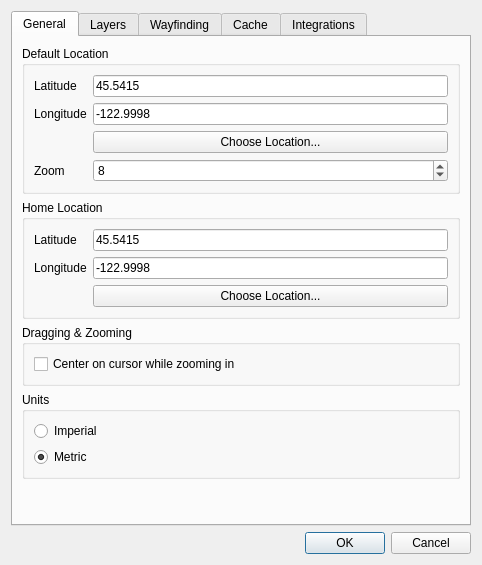
Qt form settingsdialog.ui (archnemesis/OSMExplorer) before a commit.
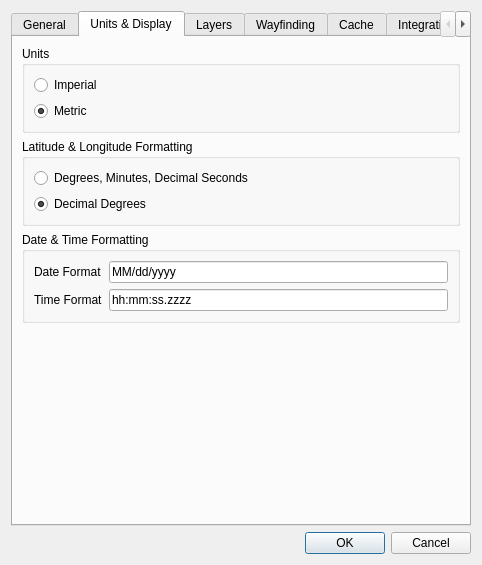
The same form after that commit. The open tabs and pages were chosen to show the change.

The edit to the form file:
```diff
--- a/settingsdialog.ui
+++ b/settingsdialog.ui
@@ -155,6 +155,26 @@
         </widget>
        </item>
        <item>
+        <spacer name="verticalSpacer">
+         <property name="orientation">
+          <enum>Qt::Vertical</enum>
+         </property>
+         <property name="sizeHint" stdset="0">
+          <size>
+           <width>20</width>
+           <height>50</height>
+          </size>
+         </property>
+        </spacer>
+       </item>
+      </layout>
+     </widget>
+     <widget class="QWidget" name="tab_6">
+      <attribute name="title">
+       <string>Units &amp;&amp; Display</string>
+      </attribute>
+      <layout class="QVBoxLayout" name="verticalLayout_9">
+       <item>
         <widget class="QGroupBox" name="groupBox_3">
          <property name="whatsThis">
           <string>&lt;html&gt;&lt;head/&gt;&lt;body&gt;&lt;p&gt;Units for display and calculation.&lt;/p&gt;&lt;/body&gt;&lt;/html&gt;</string>
@@ -184,14 +204,77 @@
         </widget>
        </item>
        <item>
-        <spacer name="verticalSpacer">
+        <widget class="QGroupBox" name="groupBox_5">
+         <property name="title">
+          <string>Latitude &amp;&amp; Longitude Formatting</string>
+         </property>
+         <layout class="QVBoxLayout" name="verticalLayout_10">
+          <item>
+           <widget class="QRadioButton" name="chkLatLonDegMinSec">
+            <property name="text">
+             <string>Degrees, Minutes, Decimal Seconds</string>
+            </property>
+           </widget>
+          </item>
+          <item>
+           <widget class="QRadioButton" name="chkLatLonDecimalDegrees">
+            <property name="text">
+             <string>Decimal Degrees</string>
+            </property>
+            <property name="checked">
+             <bool>true</bool>
+            </property>
+           </widget>
+          </item>
+         </layout>
+        </widget>
+       </item>
+       <item>
+        <widget class="QGroupBox" name="groupBox_6">
+         <property name="title">
+          <string>Date &amp;&amp; Time Formatting</string>
+         </property>
+         <layout class="QFormLayout" name="formLayout_4">
+          <item row="0" column="0">
+           <widget class="QLabel" name="label_13">
+            <property name="text">
+             <string>Date Format</string>
+            </property>
+           </widget>
+          </item>
+          <item row="0" column="1">
+           <widget class="QLineEdit" name="lneDateFormat">
+            <property name="text">
+             <string>MM/dd/yyyy</string>
+            </property>
+           </widget>
+          </item>
+          <item row="1" column="0">
+           <widget class="QLabel" name="label_14">
+            <property name="text">
+             <string>Time Format</string>
+            </property>
+           </widget>
+          </item>
+          <item row="1" column="1">
+           <widget class="QLineEdit" name="lneTimeFormat">
+            <property name="text">
+             <string>hh:mm:ss.zzzz</string>
+            </property>
+           </widget>
+          </item>
+         </layout>
+        </widget>
+       </item>
+       <item>
+        <spacer name="verticalSpacer_5">
          <property name="orientation">
           <enum>Qt::Vertical</enum>
          </property>
          <property name="sizeHint" stdset="0">
           <size>
            <width>20</width>
-           <height>50</height>
+           <height>40</height>
           </size>
          </property>
         </spacer>
```
